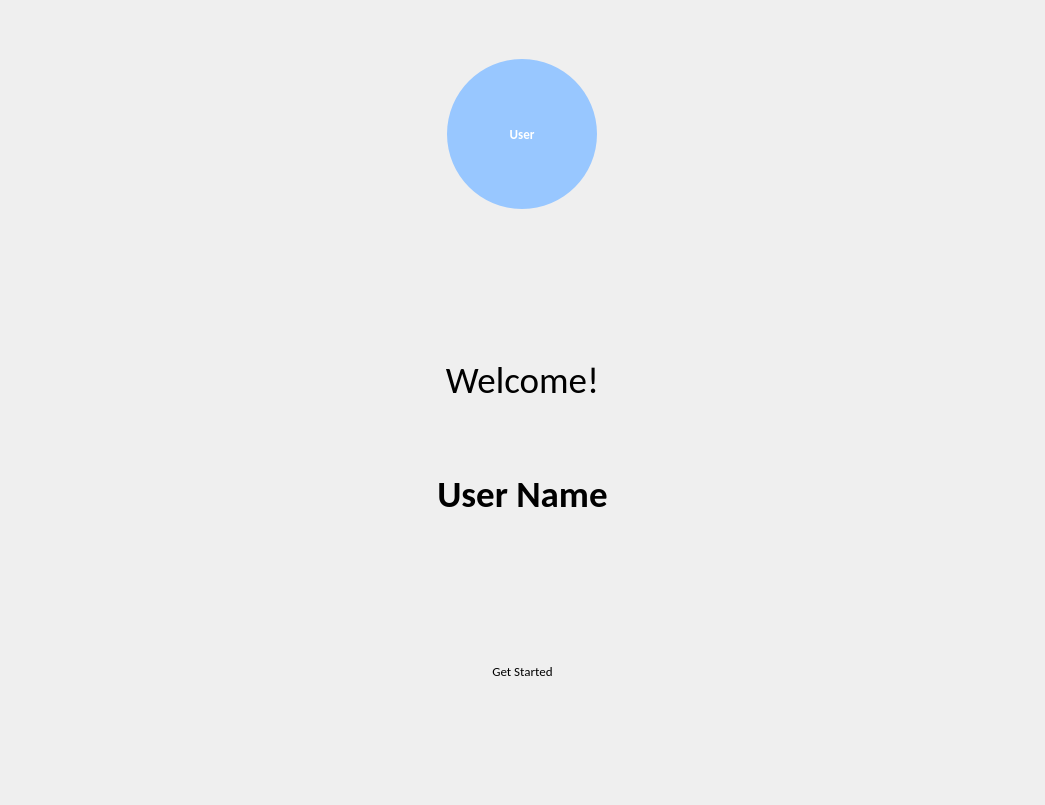
This is production/view/message_template_initial.ui in ashutosh7561/team-management as Qt 5 draws it before an edit. The edited form follows.
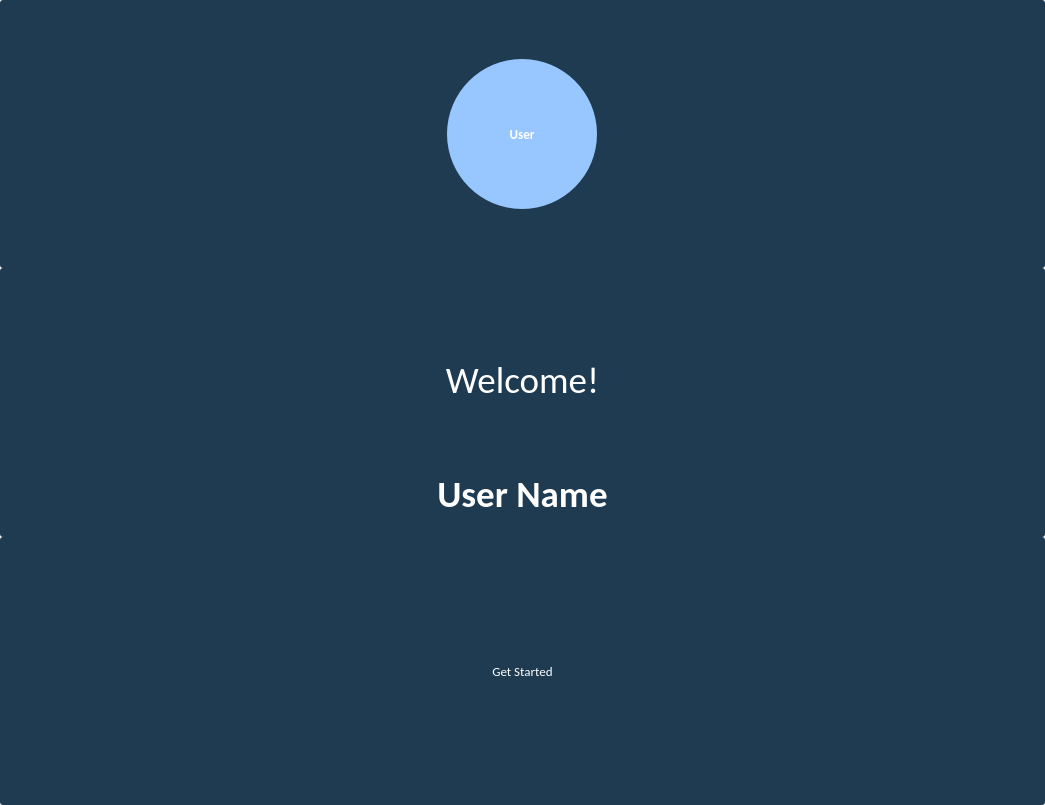
This is the edited form.

The edit to the form file:
```diff
--- a/production/view/message_template_initial.ui
+++ b/production/view/message_template_initial.ui
@@ -43,6 +43,13 @@
        <height>450</height>
       </size>
      </property>
+     <property name="styleSheet">
+      <string notr="true">background-color: rgb(30, 59, 81);	
+color: rgb(255, 255, 255);
+border: none;
+border-radius:3px;
+</string>
+     </property>
      <property name="frameShape">
       <enum>QFrame::NoFrame</enum>
      </property>
@@ -116,6 +123,13 @@
        <height>450</height>
       </size>
      </property>
+     <property name="styleSheet">
+      <string notr="true">background-color: rgb(30, 59, 81);	
+color: rgb(255, 255, 255);
+border: none;
+border-radius:3px;
+</string>
+     </property>
      <property name="frameShape">
       <enum>QFrame::NoFrame</enum>
      </property>
@@ -219,6 +233,13 @@
        <pointsize>10</pointsize>
       </font>
      </property>
+     <property name="styleSheet">
+      <string notr="true">background-color: rgb(30, 59, 81);	
+color: rgb(255, 255, 255);
+border: none;
+border-radius:3px;
+</string>
+     </property>
      <property name="text">
       <string>Get Started</string>
      </property>
```
